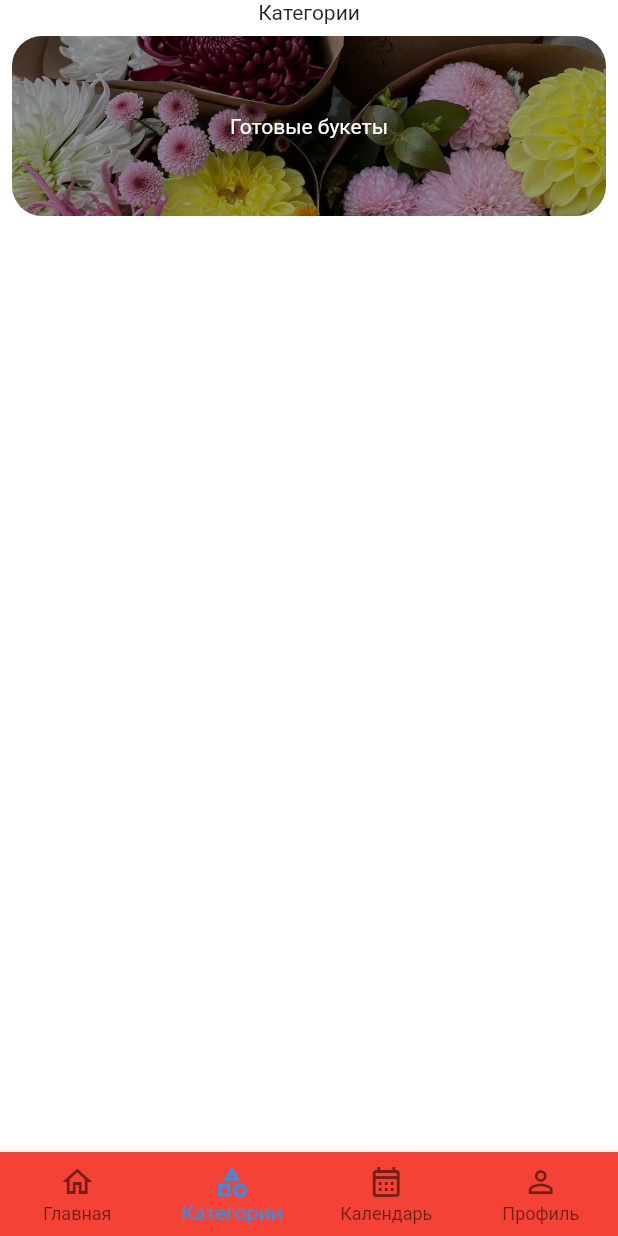
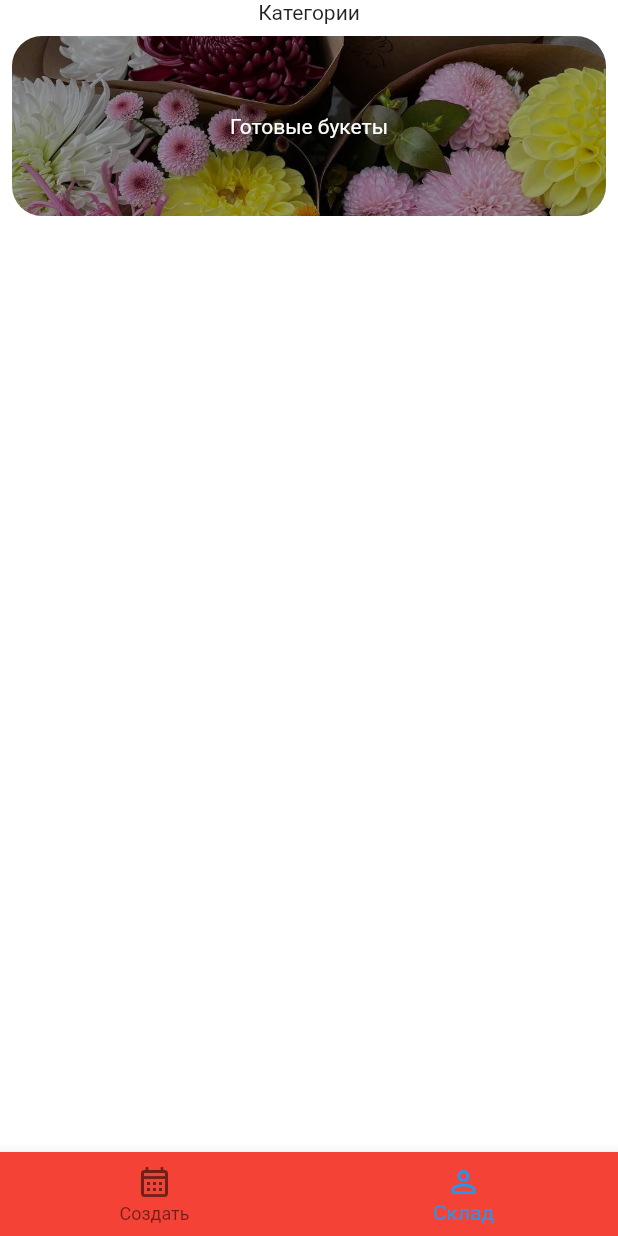
Before and after one commit to IlyaKachelovskiy/orangery, a Flutter app: the screen it shows after launch, on a phone screen of 412 x 824 dp. Run offline on Flutter 3.47's test engine with Material 2 defaults, Android fonts, the phone set to English and light mode, and no system bars; our stand-ins replace stacked.

Commit message:
004: переделал категории

```diff
--- a/lib/presentation/widgets/main_tabs/main_tabs_screen.dart
+++ b/lib/presentation/widgets/main_tabs/main_tabs_screen.dart
@@ -16,20 +16,12 @@ class MainTabsScreen extends StatelessWidget {
               bottomNavigationBar: BottomNavigationBar(
                 items: const <BottomNavigationBarItem>[
                   BottomNavigationBarItem(
-                    icon: Icon(Icons.home_outlined),
-                    label: "Главная",
-                  ),
-                  BottomNavigationBarItem(
-                    icon: Icon(Icons.category_outlined),
-                    label: "Категории",
-                  ),
-                  BottomNavigationBarItem(
                     icon: Icon(Icons.calendar_month_outlined),
-                    label: "Календарь",
+                    label: "Создать",
                   ),
                   BottomNavigationBarItem(
                     icon: Icon(Icons.person_outline),
-                    label: "Профиль",
+                    label: "Склад",
                   ),
                 ],
                 onTap: viewModel.onItemTapped,
```
Also changed, not shown: pubspec.lock.
